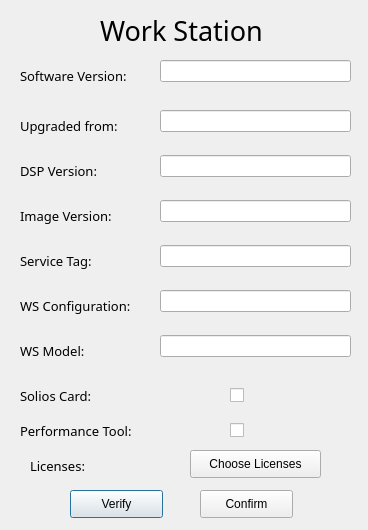
Before: the Qt Designer form Code/Forms/workstation_dialog.ui in EranYonai/Auto-Baseline, drawn with Qt 5.
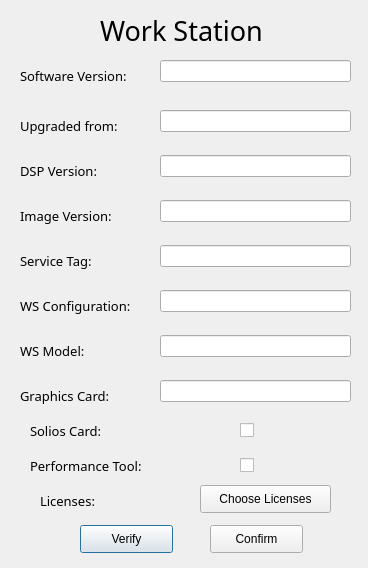
After: the same form once the commit is applied.

Commit message:
Added GPU label and text for workstation dialog
And deleted baseliner.py outside of the Code dir. I don't know why it was there in the first place.

```diff
--- a/Code/Forms/workstation_dialog.ui
+++ b/Code/Forms/workstation_dialog.ui
@@ -7,7 +7,7 @@
     <x>0</x>
     <y>0</y>
     <width>368</width>
-    <height>530</height>
+    <height>568</height>
    </rect>
   </property>
   <property name="windowTitle">
@@ -16,8 +16,8 @@
   <widget class="QLabel" name="label_8">
    <property name="geometry">
     <rect>
-     <x>20</x>
-     <y>380</y>
+     <x>30</x>
+     <y>415</y>
      <width>91</width>
      <height>31</height>
     </rect>
@@ -54,8 +54,8 @@
   <widget class="QLabel" name="label_9">
    <property name="geometry">
     <rect>
-     <x>30</x>
-     <y>450</y>
+     <x>40</x>
+     <y>485</y>
      <width>81</width>
      <height>31</height>
     </rect>
@@ -189,8 +189,8 @@
   <widget class="QCheckBox" name="solios_check">
    <property name="geometry">
     <rect>
-     <x>230</x>
-     <y>380</y>
+     <x>240</x>
+     <y>415</y>
      <width>31</width>
      <height>31</height>
     </rect>
@@ -231,8 +231,8 @@
   <widget class="QPushButton" name="check_button">
    <property name="geometry">
     <rect>
-     <x>70</x>
-     <y>490</y>
+     <x>80</x>
+     <y>525</y>
      <width>93</width>
      <height>28</height>
     </rect>
@@ -292,8 +292,8 @@
   <widget class="QPushButton" name="confirm_button">
    <property name="geometry">
     <rect>
-     <x>200</x>
-     <y>490</y>
+     <x>210</x>
+     <y>525</y>
      <width>93</width>
      <height>28</height>
     </rect>
@@ -315,8 +315,8 @@
   <widget class="QPushButton" name="licenses">
    <property name="geometry">
     <rect>
-     <x>190</x>
-     <y>450</y>
+     <x>200</x>
+     <y>485</y>
      <width>131</width>
      <height>28</height>
     </rect>
@@ -328,8 +328,8 @@
   <widget class="QLabel" name="label_10">
    <property name="geometry">
     <rect>
-     <x>20</x>
-     <y>415</y>
+     <x>30</x>
+     <y>450</y>
      <width>141</width>
      <height>31</height>
     </rect>
@@ -347,8 +347,8 @@
   <widget class="QCheckBox" name="performance_check">
    <property name="geometry">
     <rect>
-     <x>230</x>
-     <y>415</y>
+     <x>240</x>
+     <y>450</y>
      <width>31</width>
      <height>31</height>
     </rect>
@@ -357,6 +357,35 @@
     <string/>
    </property>
   </widget>
+  <widget class="QLabel" name="label_11">
+   <property name="geometry">
+    <rect>
+     <x>20</x>
+     <y>380</y>
+     <width>121</width>
+     <height>31</height>
+    </rect>
+   </property>
+   <property name="font">
+    <font>
+     <family>Product Sans Light</family>
+     <pointsize>10</pointsize>
+    </font>
+   </property>
+   <property name="text">
+    <string>Graphics Card:</string>
+   </property>
+  </widget>
+  <widget class="QLineEdit" name="gpu_text">
+   <property name="geometry">
+    <rect>
+     <x>160</x>
+     <y>380</y>
+     <width>191</width>
+     <height>22</height>
+    </rect>
+   </property>
+  </widget>
  </widget>
  <resources/>
  <connections/>
```
The commit also changes 2 other files.
